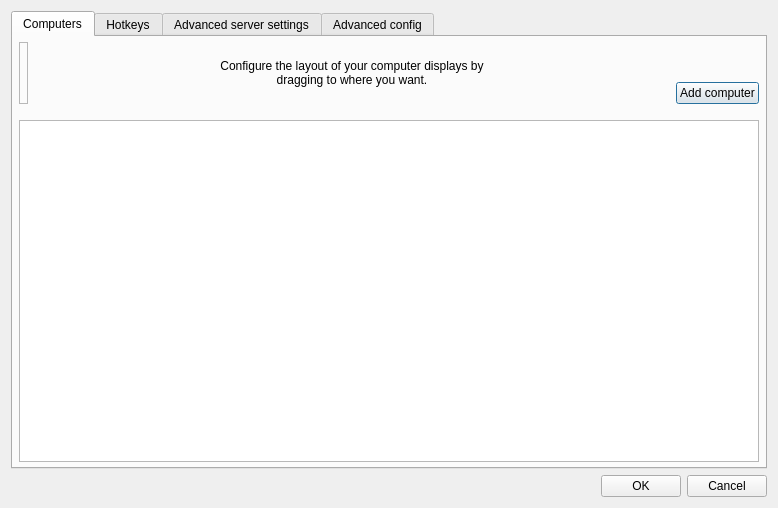
Old version of the form src/gui/src/ServerConfigDialogBase.ui in the repository deskflow/deskflow.
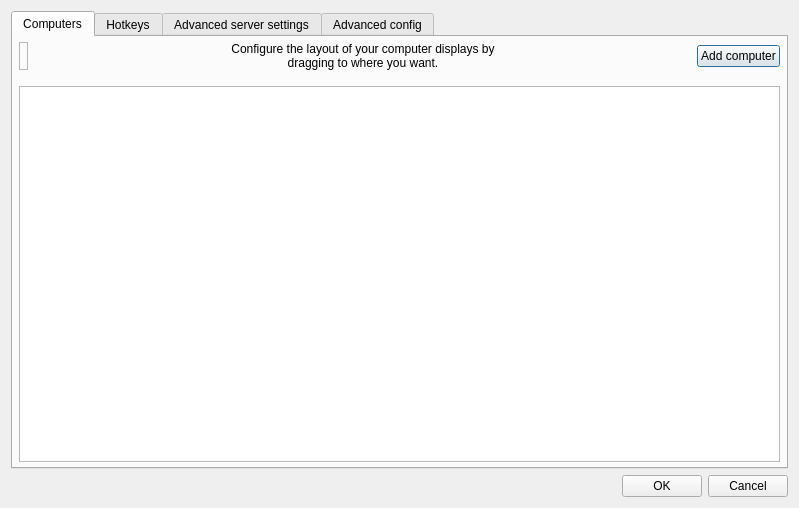
New version of the form. Icons and pictures are not drawn. Custom widgets are drawn as their Qt base class.

Diff of the .ui file:
```diff
--- a/src/gui/src/ServerConfigDialogBase.ui
+++ b/src/gui/src/ServerConfigDialogBase.ui
@@ -6,7 +6,7 @@
    <rect>
     <x>0</x>
     <y>0</y>
-    <width>778</width>
+    <width>799</width>
     <height>508</height>
    </rect>
   </property>
@@ -137,22 +137,6 @@
            <property name="leftMargin">
             <number>0</number>
            </property>
-           <item>
-            <spacer name="verticalSpacer_2">
-             <property name="orientation">
-              <enum>Qt::Vertical</enum>
-             </property>
-             <property name="sizeType">
-              <enum>QSizePolicy::Fixed</enum>
-             </property>
-             <property name="sizeHint" stdset="0">
-              <size>
-               <width>20</width>
-               <height>40</height>
-              </size>
-             </property>
-            </spacer>
-           </item>
            <item>
             <widget class="QPushButton" name="m_pButtonAddComputer">
              <property name="text">
```
